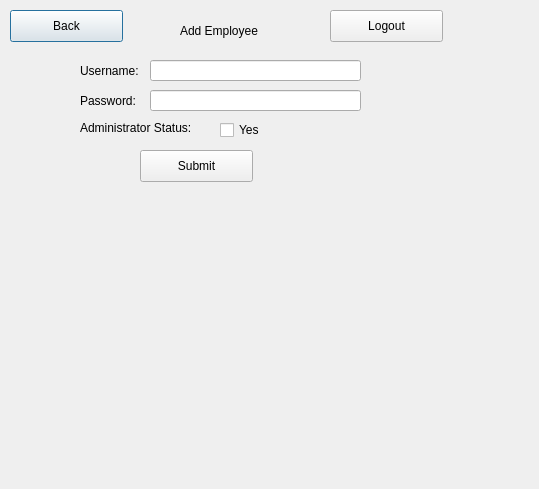
Qt form QtGui/addemployee.ui (Tligtvoet/goat-bulk) before a commit.
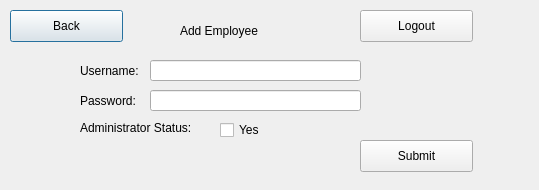
The same form after that commit.

```diff
--- a/QtGui/addemployee.ui
+++ b/QtGui/addemployee.ui
@@ -7,7 +7,7 @@
     <x>0</x>
     <y>0</y>
     <width>539</width>
-    <height>489</height>
+    <height>190</height>
    </rect>
   </property>
   <property name="windowTitle">
@@ -101,8 +101,8 @@
   <widget class="QPushButton" name="button_submit">
    <property name="geometry">
     <rect>
-     <x>140</x>
-     <y>150</y>
+     <x>360</x>
+     <y>140</y>
      <width>113</width>
      <height>32</height>
     </rect>
@@ -114,7 +114,7 @@
   <widget class="QPushButton" name="logout_button">
    <property name="geometry">
     <rect>
-     <x>330</x>
+     <x>360</x>
      <y>10</y>
      <width>113</width>
      <height>32</height>
```
